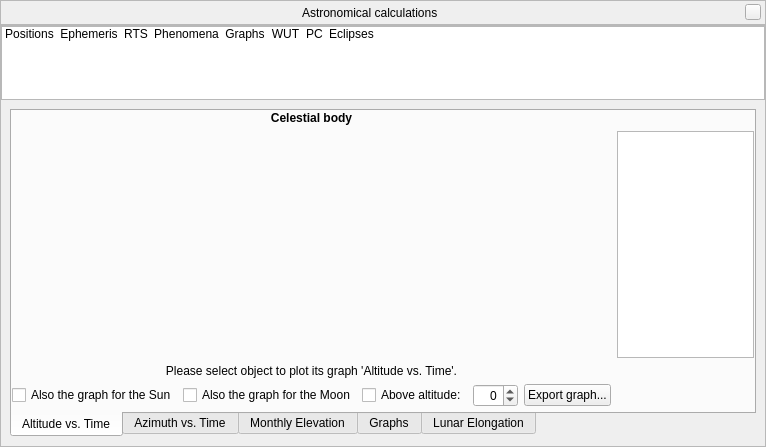
First picture: the form in src/gui/astroCalcDialog.ui, repository Stellarium/stellarium, before the edit.
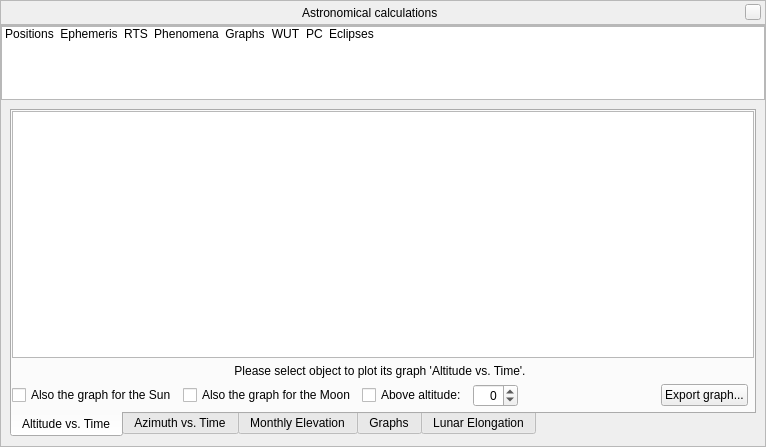
Second picture: the form after the edit. The open tabs and pages were chosen to show the change. Icons and pictures are not drawn. Custom widgets are drawn as their Qt base class.

Commit message: Removed old altVsTimePlot and accessories

```diff
--- a/src/gui/astroCalcDialog.ui
+++ b/src/gui/astroCalcDialog.ui
@@ -1457,7 +1457,32 @@
               <property name="bottomMargin">
                <number>4</number>
               </property>
-              <item row="3" column="0">
+              <item row="1" column="0">
+               <widget class="QLabel" name="altVsTimeLabel">
+                <property name="sizePolicy">
+                 <sizepolicy hsizetype="Preferred" vsizetype="Minimum">
+                  <horstretch>0</horstretch>
+                  <verstretch>0</verstretch>
+                 </sizepolicy>
+                </property>
+                <property name="maximumSize">
+                 <size>
+                  <width>16777215</width>
+                  <height>30</height>
+                 </size>
+                </property>
+                <property name="text">
+                 <string>Please select object to plot its graph 'Altitude vs. Time'.</string>
+                </property>
+                <property name="alignment">
+                 <set>Qt::AlignCenter</set>
+                </property>
+                <property name="wordWrap">
+                 <bool>true</bool>
+                </property>
+               </widget>
+              </item>
+              <item row="2" column="0">
                <layout class="QHBoxLayout" name="horizontalLayout_14">
                 <item>
                  <widget class="QCheckBox" name="sunAltitudeCheckBox">
@@ -1507,6 +1532,19 @@
                     </property>
                    </widget>
                   </item>
+                  <item>
+                   <spacer name="horizontalSpacer_18">
+                    <property name="orientation">
+                     <enum>Qt::Horizontal</enum>
+                    </property>
+                    <property name="sizeHint" stdset="0">
+                     <size>
+                      <width>40</width>
+                      <height>20</height>
+                     </size>
+                    </property>
+                   </spacer>
+                  </item>
                   <item>
                    <widget class="QPushButton" name="exportAltVsTimePushButton">
                     <property name="text">
@@ -1518,60 +1556,7 @@
                 </item>
                </layout>
               </item>
-              <item row="1" column="0">
-               <widget class="QCustomPlot" name="altVsTimePlot" native="true">
-                <property name="enabled">
-                 <bool>true</bool>
-                </property>
-                <property name="sizePolicy">
-                 <sizepolicy hsizetype="Expanding" vsizetype="Expanding">
-                  <horstretch>0</horstretch>
-                  <verstretch>0</verstretch>
-                 </sizepolicy>
-                </property>
-               </widget>
-              </item>
-              <item row="2" column="0">
-               <widget class="QLabel" name="altVsTimeLabel">
-                <property name="sizePolicy">
-                 <sizepolicy hsizetype="Preferred" vsizetype="Minimum">
-                  <horstretch>0</horstretch>
-                  <verstretch>0</verstretch>
-                 </sizepolicy>
-                </property>
-                <property name="maximumSize">
-                 <size>
-                  <width>16777215</width>
-                  <height>30</height>
-                 </size>
-                </property>
-                <property name="text">
-                 <string>Please select object to plot its graph 'Altitude vs. Time'.</string>
-                </property>
-                <property name="alignment">
-                 <set>Qt::AlignCenter</set>
-                </property>
-                <property name="wordWrap">
-                 <bool>true</bool>
-                </property>
-               </widget>
-              </item>
-              <item row="0" column="0">
-               <widget class="QLabel" name="altVsTimeTitle">
-                <property name="font">
-                 <font>
-                  <bold>true</bold>
-                 </font>
-                </property>
-                <property name="text">
-                 <string>Celestial body</string>
-                </property>
-                <property name="alignment">
-                 <set>Qt::AlignCenter</set>
-                </property>
-               </widget>
-              </item>
-              <item row="1" column="1">
+              <item row="0" column="0" colspan="2">
                <widget class="QChartView" name="altVsTimeChartView">
                 <property name="focusPolicy">
                  <enum>Qt::NoFocus</enum>
```
The commit also changes 2 other files.
